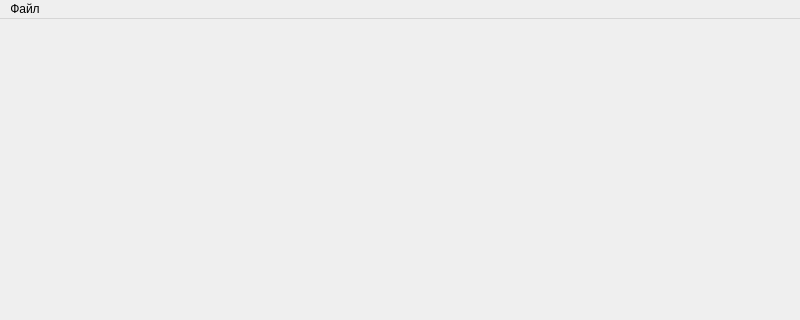
Qt form mainwindow.ui (Astana-Mirza/automaton) before a commit; both pictures show x 0 to 800 and y 0 to 320 of the 800 by 600 pixel window.
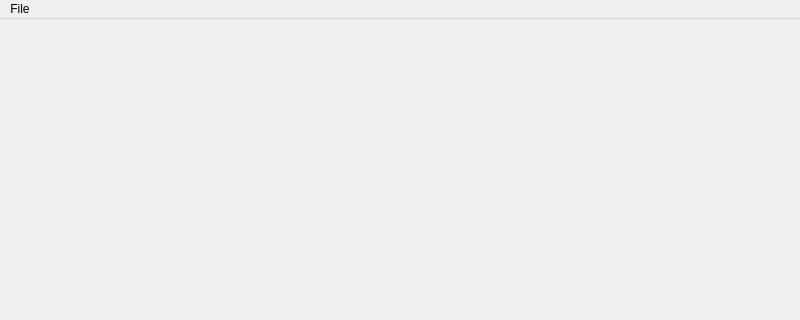
The same form after that commit.

The edit to the form file:
```diff
--- a/mainwindow.ui
+++ b/mainwindow.ui
@@ -25,7 +25,7 @@
    </property>
    <widget class="QMenu" name="menu">
     <property name="title">
-     <string>Файл</string>
+     <string>File</string>
     </property>
     <addaction name="action_3"/>
     <addaction name="action"/>
```
Left out of the diff: 24 changed lines with no effect on the pictures.
